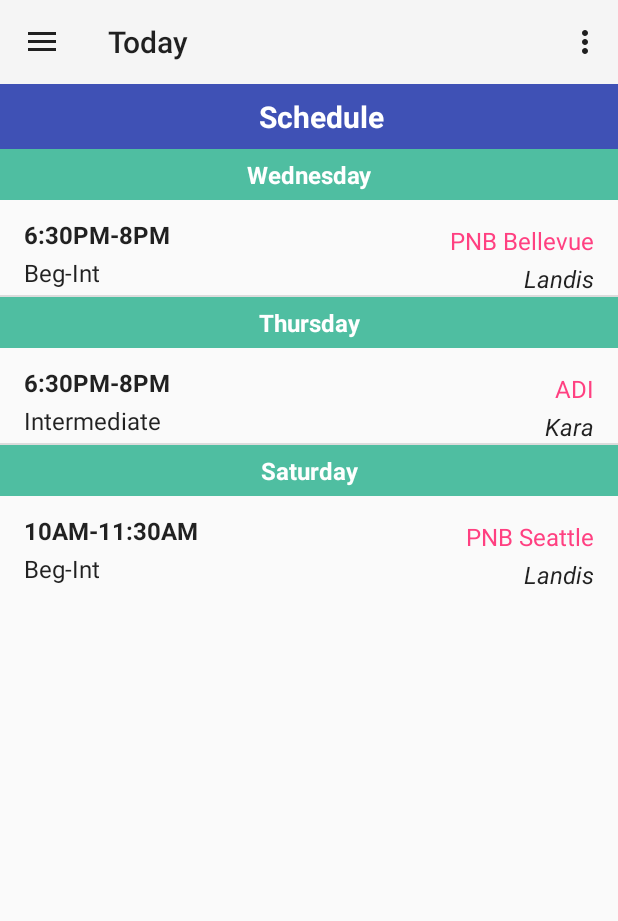
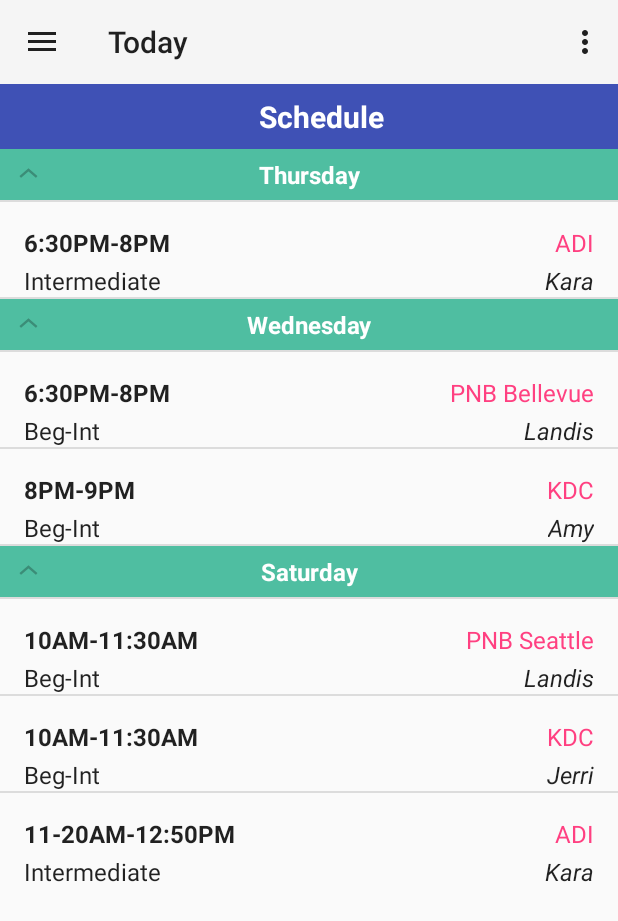
Before and after one commit to cynthia-r/dancing-day, an Android app: the fragment MultiDayFragment placed in its activity, on a phone screen of 412 x 824 dp. Shown: the top 921 px of the screen. Run offline under Robolectric (Android 15) with nearby library versions, the light colour scheme and no system bars.

Commit message:
Explandable list viez for multi day activity

```diff
--- a/app/src/main/java/com/cynthiar/dancingday/MultiDayFragment.java
+++ b/app/src/main/java/com/cynthiar/dancingday/MultiDayFragment.java
@@ -12,12 +12,16 @@
 import android.view.View;
 import android.view.ViewGroup;
 import android.widget.ArrayAdapter;
+import android.widget.ExpandableListView;
 import android.widget.ListView;
 
+import com.cynthiar.dancingday.dummy.DanceClassPropertySelector;
+import com.cynthiar.dancingday.dummy.DayPropertySelector;
 import com.cynthiar.dancingday.dummy.DummyContent;
 import com.cynthiar.dancingday.dummy.DummyContent.DummyItem;
 
 import java.util.ArrayList;
+import java.util.HashMap;
 import java.util.List;
 
 /**
@@ -69,15 +73,27 @@
         //setListAdapter(new ArrayAdapter<>(getActivity(), android.R.layout.simple_list_item_1, DummyContent.ITEMS));
 
         // Retrieve list of items
+        DummyItem[] inputArray = DummyContent.ITEMS3;
         List<DummyItem> dummyItemList = new ArrayList<>();
-        for (int i=0; i < DummyContent.ITEMS3.length; i++)
-            dummyItemList.add(DummyContent.ITEMS3[i]);
+        for (int i=0; i < inputArray.length; i++)
+            dummyItemList.add(inputArray[i]);
+
+        DanceClassPropertySelector danceClassPropertySelector = new DayPropertySelector(); // TODO select in UI
+        HashMap<String, List<DummyItem>> dummyItemMap = DummyContent.GroupBy(danceClassPropertySelector, inputArray);
+        List<String> groupList = new ArrayList<>(dummyItemMap.keySet()); // TODO sort
 
         // Set up list view
         Activity parentActivity = getActivity();
-        ListView mListView = (ListView) parentActivity.findViewById(R.id.multi_day_list_view);
-        MultiDayListViewAdapter adapter = new MultiDayListViewAdapter(dummyItemList, parentActivity);
+        // TODO use ExpandableView
+        ExpandableListView mListView = (ExpandableListView) parentActivity.findViewById(R.id.multi_day_list_view);
+        MultiDayListViewAdapter adapter = new MultiDayListViewAdapter(groupList, dummyItemMap, parentActivity);
         mListView.setAdapter(adapter);
+
+        // Expand groups the first time
+        for (int i=0; i < groupList.size(); i++)
+        {
+            mListView.expandGroup(i);
+        }
     }
 
 /*
--- a/app/src/main/java/com/cynthiar/dancingday/MultiDayListViewAdapter.java
+++ b/app/src/main/java/com/cynthiar/dancingday/MultiDayListViewAdapter.java
@@ -5,71 +5,100 @@
 import android.view.View;
 import android.view.ViewGroup;
 import android.widget.BaseAdapter;
-import android.widget.TextView;
-import android.content.Context;
-import android.view.LayoutInflater;
-import android.view.View;
-import android.view.ViewGroup;
-import android.widget.BaseAdapter;
+import android.widget.BaseExpandableListAdapter;
+import android.widget.ExpandableListView;
+import android.widget.ListView;
 import android.widget.TextView;
 
 import com.cynthiar.dancingday.dummy.DummyContent;
 
+import java.util.HashMap;
+import java.util.Iterator;
 import java.util.List;
 
-import com.cynthiar.dancingday.dummy.DummyContent;
-
-import java.util.List;
+import java.util.Map;
 
 /**
  * Created by CynthiaR on 2/5/2017.
  */
 
-public class MultiDayListViewAdapter extends BaseAdapter {
-    private final List<DummyContent.DummyItem> mValues;
-    private Context context;
+public class MultiDayListViewAdapter extends BaseExpandableListAdapter {
+    private List<String> mGroups;
+    private HashMap<String, List<DummyContent.DummyItem>> mValues;
+    private Context mContext;
     private LayoutInflater mInflater;
 
-    public MultiDayListViewAdapter(List<DummyContent.DummyItem> items, Context context) {
-        mValues = items;
-        context = context;
+    public MultiDayListViewAdapter(List<String> groupList, HashMap<String, List<DummyContent.DummyItem>> itemMap, Context context) {
+        mGroups = groupList;
+        mValues = itemMap;
+        mContext = context;
         mInflater = (LayoutInflater) context.getSystemService(Context.LAYOUT_INFLATER_SERVICE);
     }
+
     @Override
-    public int getCount() {
-        return mValues.size();
+    public int getGroupCount() {
+        return mGroups.size();
     }
 
-    //2
     @Override
-    public Object getItem(int position) {
-        return mValues.get(position);
+    public int getChildrenCount(int groupPosition) {
+        String group = mGroups.get(groupPosition);
+        return mValues.get(group).size();
     }
 
-    //3
     @Override
-    public long getItemId(int position) {
-        return position;
+    public Object getGroup(int groupPosition) {
+        return mGroups.get(groupPosition);
     }
 
-    //4
     @Override
-    public View getView(int position, View convertView, ViewGroup parent) {
+    public Object getChild(int groupPosition, int childPosition) {
+        String group = mGroups.get(groupPosition);
+        return mValues.get(group).get(childPosition);
+    }
+
+    @Override
+    public long getGroupId(int groupPosition) {
+        return groupPosition;
+    }
+
+    @Override
+    public long getChildId(int groupPosition, int childPosition) {
+        return childPosition;
+    }
+
+    @Override
+    public boolean hasStableIds() {
+        return false;
+    }
+
+    @Override
+    public View getGroupView(int groupPosition, boolean isExpanded, View convertView, ViewGroup parent) {
         // Get view for row item
-        View rowView = mInflater.inflate(R.layout.multi_day_fragment_item, parent, false);
+        if (convertView == null)
+        {
+            convertView = mInflater.inflate(R.layout.multi_day_fragment_item_group, parent, false);
+        }
 
-        TextView mTimeView = (TextView) rowView.findViewById(R.id.time);
-        TextView mSchoolView = (TextView) rowView.findViewById(R.id.school);
-        TextView mDayView = (TextView) rowView.findViewById(R.id.day);
-        TextView mLevelView = (TextView) rowView.findViewById(R.id.level);
-        TextView mTeacherView = (TextView) rowView.findViewById(R.id.teacher);
+        // Set text based on the property that was used for the group by
+        TextView mDayView = (TextView) convertView.findViewById(R.id.multi_day_group);
+        String groupValue = mGroups.get(groupPosition);
+        mDayView.setText(groupValue);
 
-        //holder.mItem = mValues.get(position);
-        mTimeView.setText(mValues.get(position).time);
-        mSchoolView.setText(mValues.get(position).school);
-        mDayView.setText(mValues.get(position).day);
-        mLevelView.setText(mValues.get(position).level);
-        mTeacherView.setText(mValues.get(position).teacher);
-        return rowView;
+        // Return the row view
+        return convertView;
+    }
+
+    @Override
+    public View getChildView(int groupPosition, int childPosition, boolean isLastChild, View convertView, ViewGroup parent) {
+        String group = mGroups.get(groupPosition);
+        List<DummyContent.DummyItem> dummyItemList = mValues.get(group);
+        SingleDayListViewAdapter singleDayListViewAdapter = new SingleDayListViewAdapter(dummyItemList, this.mContext);
+        return singleDayListViewAdapter.getView(childPosition, convertView, parent);
+    }
+
+    @Override
+    public boolean isChildSelectable(int groupPosition, int childPosition) {
+        return true;
     }
 }
--- a/app/src/main/java/com/cynthiar/dancingday/SingleDayListViewAdapter.java
+++ b/app/src/main/java/com/cynthiar/dancingday/SingleDayListViewAdapter.java
@@ -46,18 +46,20 @@
     @Override
     public View getView(int position, View convertView, ViewGroup parent) {
         // Get view for row item
-        View rowView = mInflater.inflate(R.layout.single_day_fragment_item, parent, false);
+        if (convertView == null)
+        {
+            convertView = mInflater.inflate(R.layout.single_day_fragment_item, parent, false);
+        }
 
-        TextView mTimeView = (TextView) rowView.findViewById(R.id.time);
-        TextView mSchoolView = (TextView) rowView.findViewById(R.id.school);
-        TextView mTeacherView = (TextView) rowView.findViewById(R.id.teacher);
-        TextView mLevelView = (TextView) rowView.findViewById(R.id.level);
+        TextView mTimeView = (TextView) convertView.findViewById(R.id.time);
+        TextView mSchoolView = (TextView) convertView.findViewById(R.id.school);
+        TextView mTeacherView = (TextView) convertView.findViewById(R.id.teacher);
+        TextView mLevelView = (TextView) convertView.findViewById(R.id.level);
 
-        //holder.mItem = mValues.get(position);
         mTimeView.setText(mValues.get(position).time);
         mSchoolView.setText(mValues.get(position).school);
         mLevelView.setText(mValues.get(position).level);
         mTeacherView.setText(mValues.get(position).teacher);
-        return rowView;
+        return convertView;
     }
 }
--- /dev/null
+++ b/app/src/main/java/com/cynthiar/dancingday/dummy/DanceClassPropertySelector.java
@@ -0,0 +1,9 @@
+package com.cynthiar.dancingday.dummy;
+
+/**
+ * Created by Robert on 07/02/2017.
+ */
+
+public interface DanceClassPropertySelector {
+    String GetProperty(DummyContent.DummyItem dummyItem);
+}
--- /dev/null
+++ b/app/src/main/java/com/cynthiar/dancingday/dummy/DayPropertySelector.java
@@ -0,0 +1,7 @@
+package com.cynthiar.dancingday.dummy;
+
+public class DayPropertySelector implements DanceClassPropertySelector{
+    public String GetProperty(DummyContent.DummyItem dummyItem){
+        return dummyItem.day;
+    }
+}
--- a/app/src/main/java/com/cynthiar/dancingday/dummy/DummyContent.java
+++ b/app/src/main/java/com/cynthiar/dancingday/dummy/DummyContent.java
@@ -3,7 +3,6 @@
 import java.util.ArrayList;
 import java.util.HashMap;
 import java.util.List;
-import java.util.Map;
 
 /**
  * Helper class for providing sample content for user interfaces created by
@@ -20,7 +19,8 @@
     {
         new DummyItem("Monday","7PM-8:30PM","KDC","Lindsay","Beg-Int"),
         new DummyItem("Tuesday", "6:30PM-8PM","PNB Bellevue","Landis","Beg-Int"),
-        new DummyItem("Thursday","7PM-8:30PM","KDC","Jerri","Intermediate"),
+        new DummyItem("Thursday","6PM-7PM","KDC","Jerri","Beginner"),
+        new DummyItem("Thursday","6-30PM-8PM","ADI","Kara","Intermediate"),
         new DummyItem("Friday", "6:30PM-8PM","PNB Seattle","Landis","Beg-Int"),
     };
 
@@ -41,9 +41,32 @@
     public static final DummyItem[] ITEMS3 =
     {
             new DummyItem("Wednesday", "6:30PM-8PM","PNB Bellevue","Landis","Beg-Int"),
+            new DummyItem("Wednesday", "8PM-9PM","KDC","Amy","Beg-Int"),
             new DummyItem("Thursday","6:30PM-8PM","ADI","Kara","Intermediate"),
-            new DummyItem("Saturday","10AM-11:30AM","PNB Seattle","Landis","Beg-Int")
+            new DummyItem("Saturday","10AM-11:30AM","PNB Seattle","Landis","Beg-Int"),
+            new DummyItem("Saturday","10AM-11:30AM","KDC","Jerri","Beg-Int"),
+            new DummyItem("Saturday","11-20AM-12:50PM","ADI","Kara","Intermediate")
     };
+
+    public static HashMap<String, List<DummyItem>> GroupBy(DanceClassPropertySelector danceClassPropertySelector, DummyItem[]dummyItems)
+    {
+        HashMap<String, List<DummyItem>> dummyItemDictionary = new HashMap<String, List<DummyItem>>();
+        for (DummyItem dummyItem:dummyItems
+             ) {
+            // Retrieve the property that we group by on
+            String property = danceClassPropertySelector.GetProperty(dummyItem);
+
+            // Initialize the list of items for this entry if needed
+            List<DummyItem> dummyItemList = dummyItemDictionary.get(property);
+            if (null == dummyItemList)
+                dummyItemList = new ArrayList<DummyItem>();
+
+            // Add the current item to this entry
+            dummyItemList.add(dummyItem);
+            dummyItemDictionary.put(property, dummyItemList);
+        }
+        return dummyItemDictionary;
+    }
 
     private static String makeDetails(int position) {
         StringBuilder builder = new StringBuilder();
--- /dev/null
+++ b/app/src/main/java/com/cynthiar/dancingday/dummy/LevelPropertySelector.java
@@ -0,0 +1,7 @@
+package com.cynthiar.dancingday.dummy;
+
+public class LevelPropertySelector implements DanceClassPropertySelector{
+    public String GetProperty(DummyContent.DummyItem dummyItem){
+        return dummyItem.level;
+    }
+}
--- /dev/null
+++ b/app/src/main/java/com/cynthiar/dancingday/dummy/SchoolPropertySelector.java
@@ -0,0 +1,7 @@
+package com.cynthiar.dancingday.dummy;
+
+public class SchoolPropertySelector implements DanceClassPropertySelector{
+    public String GetProperty(DummyContent.DummyItem dummyItem){
+        return dummyItem.school;
+    }
+}
--- a/app/src/main/res/layout/multi_day_fragment_item.xml
+++ /dev/null
@@ -1,81 +0,0 @@
-<?xml version="1.0" encoding="utf-8"?>
-<LinearLayout xmlns:android="http://schemas.android.com/apk/res/android"
-    android:layout_width="wrap_content"
-    android:layout_height="wrap_content"
-    android:orientation="vertical"
-    android:clickable="true"
-    android:focusable="true"
-    android:foreground="?android:attr/selectableItemBackground">
-    <LinearLayout xmlns:android="http://schemas.android.com/apk/res/android"
-        android:layout_width="match_parent"
-        android:layout_height="wrap_content"
-        android:background="@color/colorPrimaryLight"
-        android:orientation="vertical">
-        <TextView
-            android:id="@+id/day"
-            android:layout_width="match_parent"
-            android:layout_height="wrap_content"
-            android:layout_marginTop="6dp"
-            android:layout_marginBottom="6dp"
-            android:text="Monday"
-            android:textStyle="bold"
-            android:textColor="#FFFFFF"
-            android:textAlignment="center"
-            android:textAppearance="?attr/textAppearanceListItem" />
-
-    </LinearLayout>
-    <RelativeLayout xmlns:android="http://schemas.android.com/apk/res/android"
-        android:layout_width="wrap_content"
-        android:layout_height="match_parent"
-        android:clickable="true"
-        android:focusable="true"
-        android:foreground="?android:attr/selectableItemBackground">
-
-        <TextView
-            android:id="@+id/time"
-            android:layout_width="wrap_content"
-            android:layout_height="wrap_content"
-            android:layout_marginLeft="@dimen/text_margin"
-            android:layout_marginTop="12dp"
-            android:text="6:30PM-8PM"
-            android:textStyle="bold"
-            android:layout_alignParentLeft="true"
-            android:textAppearance="?attr/textAppearanceListItem" />
-
-        <TextView
-            android:id="@+id/level"
-            android:layout_width="wrap_content"
-            android:layout_height="wrap_content"
-            android:layout_marginLeft="@dimen/text_margin"
-            android:layout_marginTop="3dp"
-            android:text="Beginner"
-            android:layout_below="@id/time"
-            android:layout_alignParentLeft="true"
-            android:textAppearance="?attr/textAppearanceListItem" />
-
-        <TextView
-            android:id="@+id/school"
-            android:layout_width="wrap_content"
-            android:layout_height="wrap_content"
-            android:layout_marginRight="@dimen/text_margin"
-            android:layout_marginTop="@dimen/text_margin"
-            android:text="KDC"
-            android:textColor="@color/colorAccent"
-            android:layout_alignParentRight="true"
-            android:textAppearance="?attr/textAppearanceListItem" />
-
-        <TextView
-            android:id="@+id/teacher"
-            android:layout_width="wrap_content"
-            android:layout_height="wrap_content"
-            android:layout_marginRight="@dimen/text_margin"
-            android:layout_marginTop="3dp"
-            android:text="Jerri"
-            android:textStyle="italic"
-            android:layout_below="@id/school"
-            android:layout_alignParentRight="true"
-            android:textAppearance="?attr/textAppearanceListItem" />
-    </RelativeLayout>
-
-
-</LinearLayout>
--- /dev/null
+++ b/app/src/main/res/layout/multi_day_fragment_item_group.xml
@@ -0,0 +1,19 @@
+<?xml version="1.0" encoding="utf-8"?>
+<LinearLayout xmlns:android="http://schemas.android.com/apk/res/android"
+    android:layout_width="match_parent"
+    android:layout_height="wrap_content"
+    android:background="@color/colorPrimaryLight"
+    android:orientation="vertical">
+    <TextView
+        android:id="@+id/multi_day_group"
+        android:layout_width="match_parent"
+        android:layout_height="wrap_content"
+        android:layout_marginTop="6dp"
+        android:layout_marginBottom="6dp"
+        android:text="Monday"
+        android:textStyle="bold"
+        android:textColor="#FFFFFF"
+        android:textAlignment="center"
+        android:textAppearance="?attr/textAppearanceListItem" />
+
+</LinearLayout>
--- a/app/src/main/res/layout/multi_day_fragment_item_list.xml
+++ b/app/src/main/res/layout/multi_day_fragment_item_list.xml
@@ -5,10 +5,9 @@
     android:layout_height="match_parent"
     tools:context="com.cynthiar.dancingday.MultiDayFragment">
 
-    <ListView
+    <ExpandableListView
         android:id="@+id/multi_day_list_view"
         android:layout_height="match_parent"
-        android:layout_width="wrap_content">
-    </ListView>
+        android:layout_width="wrap_content"/>
 
 </LinearLayout>
```
